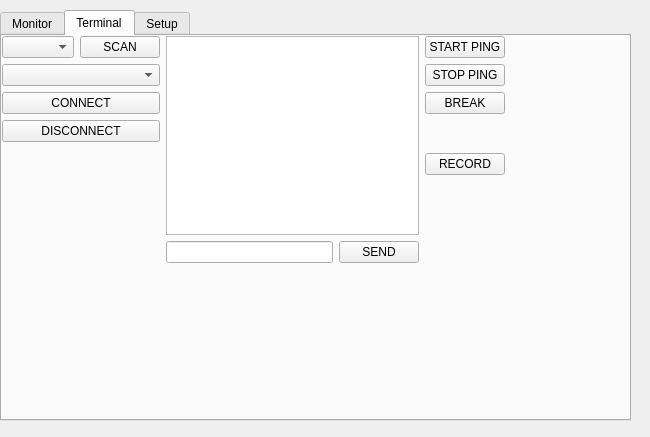
The window that Setup_View/setup_view.ui (ricorx7/PyAutoWaves) describes before a commit, drawn with Qt 5.
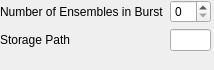
The same window after the commit.

What changed in the file:
```diff
--- a/Setup_View/setup_view.ui
+++ b/Setup_View/setup_view.ui
@@ -6,8 +6,8 @@
    <rect>
     <x>0</x>
     <y>0</y>
-    <width>650</width>
-    <height>437</height>
+    <width>214</width>
+    <height>70</height>
    </rect>
   </property>
   <property name="sizePolicy">
@@ -19,224 +19,36 @@
   <property name="windowTitle">
    <string>MainWindow</string>
   </property>
-  <widget class="QWidget" name="gridLayoutWidget">
+  <widget class="QWidget" name="formLayoutWidget">
    <property name="geometry">
     <rect>
      <x>0</x>
-     <y>10</y>
-     <width>631</width>
-     <height>411</height>
+     <y>0</y>
+     <width>211</width>
+     <height>61</height>
     </rect>
    </property>
-   <layout class="QHBoxLayout" name="horizontalLayout_3">
-    <item>
-     <widget class="QTabWidget" name="tabWidget">
-      <property name="currentIndex">
-       <number>1</number>
+   <layout class="QFormLayout" name="formLayout">
+    <item row="0" column="0">
+     <widget class="QLabel" name="numBurstEnsLabel">
+      <property name="text">
+       <string>Number of Ensembles in Burst</string>
       </property>
-      <widget class="QWidget" name="monitorTab">
-       <attribute name="title">
-        <string>Monitor</string>
-       </attribute>
-       <widget class="QWidget" name="verticalLayoutWidget">
-        <property name="geometry">
-         <rect>
-          <x>0</x>
-          <y>10</y>
-          <width>621</width>
-          <height>71</height>
-         </rect>
-        </property>
-        <layout class="QVBoxLayout" name="verticalLayout">
-         <item>
-          <layout class="QHBoxLayout" name="horizontalLayout_2">
-           <item>
-            <widget class="QLabel" name="numEnsLabel">
-             <property name="text">
-              <string>Ensemble Count: </string>
-             </property>
-            </widget>
-           </item>
-           <item>
-            <widget class="QLabel" name="label">
-             <property name="text">
-              <string>23</string>
-             </property>
-            </widget>
-           </item>
-           <item>
-            <widget class="QProgressBar" name="progressBar">
-             <property name="value">
-              <number>24</number>
-             </property>
-            </widget>
-           </item>
-          </layout>
-         </item>
-        </layout>
-       </widget>
-      </widget>
-      <widget class="QWidget" name="terminalTab">
-       <attribute name="title">
-        <string>Terminal</string>
-       </attribute>
-       <widget class="QWidget" name="horizontalLayoutWidget">
-        <property name="geometry">
-         <rect>
-          <x>0</x>
-          <y>0</y>
-          <width>503</width>
-          <height>227</height>
-         </rect>
-        </property>
-        <layout class="QHBoxLayout" name="horizontalLayout">
-         <item>
-          <layout class="QFormLayout" name="formLayout_3">
-           <item row="0" column="0">
-            <widget class="QComboBox" name="serialPortComboBox"/>
-           </item>
-           <item row="0" column="1">
-            <widget class="QPushButton" name="scanSerialPushButton">
-             <property name="text">
-              <string>SCAN</string>
-             </property>
-            </widget>
-           </item>
-           <item row="1" column="0" colspan="2">
-            <widget class="QComboBox" name="baudComboBox"/>
-           </item>
-           <item row="2" column="0" colspan="2">
-            <widget class="QPushButton" name="serialConnectPushButton">
-             <property name="text">
-              <string>CONNECT</string>
-             </property>
-            </widget>
-           </item>
-           <item row="3" column="0" colspan="2">
-            <widget class="QPushButton" name="serialDisconnectPushButton">
-             <property name="text">
-              <string>DISCONNECT</string>
-             </property>
-            </widget>
-           </item>
-          </layout>
-         </item>
-         <item>
-          <layout class="QVBoxLayout" name="verticalLayout_8">
-           <item>
-            <widget class="QTextBrowser" name="serialTextBrowser"/>
-           </item>
-           <item>
-            <layout class="QHBoxLayout" name="horizontalLayout_4">
-             <item>
-              <widget class="QLineEdit" name="cmdLineEdit"/>
-             </item>
-             <item>
-              <widget class="QPushButton" name="sendCmdPushButton">
-               <property name="text">
-                <string>SEND</string>
-               </property>
-              </widget>
-             </item>
-            </layout>
-           </item>
-          </layout>
-         </item>
-         <item>
-          <layout class="QVBoxLayout" name="verticalLayout_3">
-           <item>
-            <layout class="QFormLayout" name="formLayout_2">
-             <item row="0" column="0" colspan="2">
-              <widget class="QPushButton" name="startPingPushButton">
-               <property name="text">
-                <string>START PING</string>
-               </property>
-              </widget>
-             </item>
-             <item row="1" column="0" colspan="2">
-              <widget class="QPushButton" name="stopPingPushButton">
-               <property name="text">
-                <string>STOP PING</string>
-               </property>
-              </widget>
-             </item>
-             <item row="2" column="0" colspan="2">
-              <widget class="QPushButton" name="breakPushButton">
-               <property name="text">
-                <string>BREAK</string>
-               </property>
-              </widget>
-             </item>
-            </layout>
-           </item>
-           <item>
-            <layout class="QGridLayout" name="gridLayout">
-             <item row="0" column="0">
-              <widget class="QPushButton" name="recordPushButton">
-               <property name="text">
-                <string>RECORD</string>
-               </property>
-               <property name="checkable">
-                <bool>true</bool>
-               </property>
-              </widget>
-             </item>
-             <item row="1" column="0">
-              <widget class="QLabel" name="bytesWrittenLabel">
-               <property name="text">
-                <string/>
-               </property>
-               <property name="alignment">
-                <set>Qt::AlignCenter</set>
-               </property>
-              </widget>
-             </item>
-            </layout>
-           </item>
-          </layout>
-         </item>
-        </layout>
-       </widget>
-      </widget>
-      <widget class="QWidget" name="setupTab">
-       <attribute name="title">
-        <string>Setup</string>
-       </attribute>
-       <widget class="QWidget" name="formLayoutWidget">
-        <property name="geometry">
-         <rect>
-          <x>10</x>
-          <y>10</y>
-          <width>561</width>
-          <height>161</height>
-         </rect>
-        </property>
-        <layout class="QFormLayout" name="formLayout">
-         <item row="0" column="0">
-          <widget class="QLabel" name="numBurstEnsLabel">
-           <property name="text">
-            <string>Number of Ensembles in Burst</string>
-           </property>
-          </widget>
-         </item>
-         <item row="0" column="1">
-          <widget class="QSpinBox" name="numBurstEnsSpinBox"/>
-         </item>
-         <item row="1" column="0">
-          <widget class="QLabel" name="storagePathLabel">
-           <property name="text">
-            <string>Storage Path</string>
-           </property>
-          </widget>
-         </item>
-         <item row="1" column="1">
-          <widget class="QLineEdit" name="storagePathLineEdit"/>
-         </item>
-        </layout>
-       </widget>
-      </widget>
      </widget>
     </item>
+    <item row="0" column="1">
+     <widget class="QSpinBox" name="numBurstEnsSpinBox"/>
+    </item>
+    <item row="1" column="0">
+     <widget class="QLabel" name="storagePathLabel">
+      <property name="text">
+       <string>Storage Path</string>
+      </property>
+     </widget>
+    </item>
+    <item row="1" column="1">
+     <widget class="QLineEdit" name="storagePathLineEdit"/>
+    </item>
    </layout>
   </widget>
  </widget>
```
